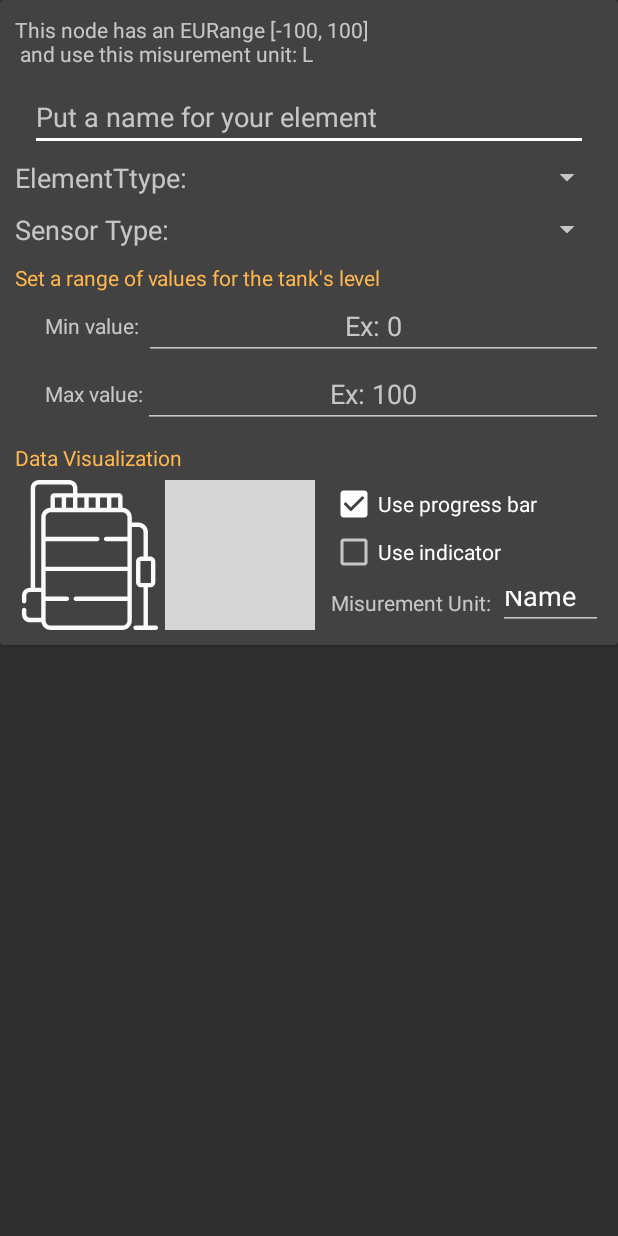
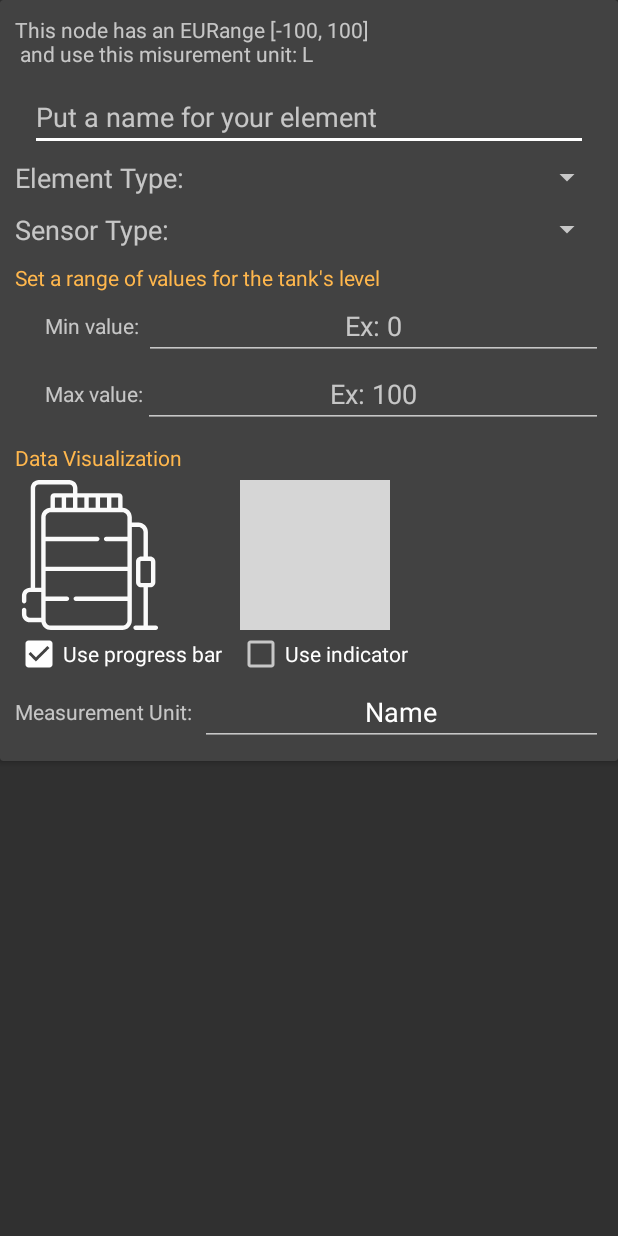
Before and after one commit to ChristianCavallo/OpcUA-Client, an Android app: the layout dialog_custom_element.xml on its own in the app's theme, with its tools: preview values and no code run, on a phone screen of 412 x 824 dp. Run offline under Robolectric (Android 15) with nearby library versions, the phone set to English and light mode, and no system bars; plain views replace SpeedView; grey boxes are pictures that could not be loaded.

Commit message:
CustomizedElement dialog

```diff
--- a/app/src/main/res/layout/dialog_custom_element.xml
+++ b/app/src/main/res/layout/dialog_custom_element.xml
@@ -49,7 +49,7 @@
                     android:layout_width="wrap_content"
                     android:layout_height="match_parent"
                     android:gravity="center_vertical"
-                    android:text="ElementTtype:"
+                    android:text="Element Type:"
                     android:textSize="18sp" />
 
                 <Spinner
@@ -176,10 +176,9 @@
                             android:id="@+id/elementIndicatorView"
                             android:layout_width="100dp"
                             android:layout_height="100dp"
-                            android:layout_marginRight="10dp"
+                            android:layout_marginLeft="50dp"
                             app:sv_indicator="NormalIndicator"
                             app:sv_indicatorWidth="5dp"
-                            app:sv_maxSpeed="250"
                             app:sv_speedTextColor="#FFFFFF"
                             app:sv_speedTextPadding="0dp"
                             app:sv_speedTextPosition="BOTTOM_CENTER"
@@ -187,7 +186,6 @@
                             app:sv_speedometerMode="NORMAL"
                             app:sv_speedometerWidth="8dp"
                             app:sv_textColor="#FFFFFF"
-                            app:sv_textSize="0sp"
                             app:sv_tickTextFormat="INTEGER"
                             app:sv_unitTextColor="#FFFFFF"
                             app:sv_unitTextSize="0sp"
@@ -195,14 +193,21 @@
                             app:sv_withIndicatorLight="false"
                             app:sv_withTremble="false" />
 
+                    </LinearLayout>
+
                     <LinearLayout
                         android:layout_width="match_parent"
                         android:layout_height="match_parent"
                         android:orientation="vertical">
 
+                        <LinearLayout
+                            android:layout_width="match_parent"
+                            android:layout_height="match_parent"
+                            android:orientation="horizontal">
+
                             <CheckBox
                                 android:id="@+id/elementUseProgressBarCheckBox"
-                                android:layout_width="match_parent"
+                                android:layout_width="wrap_content"
                                 android:layout_height="wrap_content"
                                 android:checked="true"
                                 android:text="Use progress bar" />
@@ -211,7 +216,9 @@
                                 android:id="@+id/elementUseIndicatorCheckBox"
                                 android:layout_width="match_parent"
                                 android:layout_height="wrap_content"
+                                android:layout_marginLeft="10dp"
                                 android:text="Use indicator" />
+                        </LinearLayout>
 
                         <LinearLayout
                             android:layout_width="match_parent"
@@ -223,7 +230,7 @@
                                 android:layout_height="match_parent"
                                 android:layout_marginRight="5dp"
                                 android:gravity="center"
-                                    android:text="Misurement Unit:" />
+                                android:text="Measurement Unit:" />
 
                             <EditText
                                 android:id="@+id/elementUnitEditText"
@@ -231,10 +238,10 @@
                                 android:layout_height="wrap_content"
                                 android:ems="10"
                                 android:inputType="textPersonName"
-                                    android:text="Name" />
+                                android:text="Name"
+                                android:textAlignment="center" />
                         </LinearLayout>
 
-                        </LinearLayout>
                     </LinearLayout>
 
                 </LinearLayout>
```
Also changed, not shown: app/src/main/java/com/ccdev/opcua_client/ui/browser/BrowserFragment.java (+18 -9 lines), app/src/main/java/com/ccdev/opcua_client/ui/connection/ConnectionFragment.java (+8 -5 lines). Lines whose indentation alone changed are shown as unchanged.
